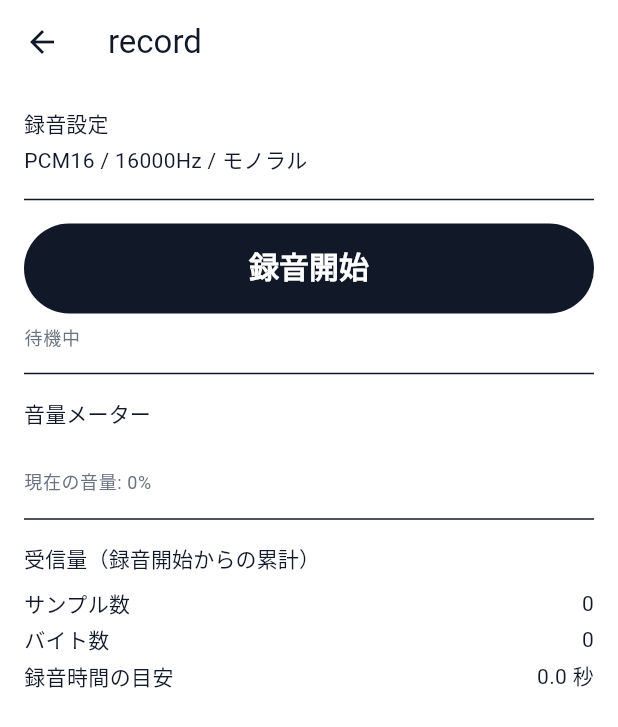
After one commit to NobuyukiMorii/momeo, a Flutter app: the CatalogPage screen opened directly, after a tap on "record", on a phone screen of 412 x 824 dp. The commit adds this screen. Shown: the top 727 px of the screen. Run offline on Flutter 3.47's test engine with Material 3 defaults, Android fonts, the phone set to English and light mode, and no system bars; our stand-ins replace drift, drift_flutter, flutter_riverpod, permission_handler, shared_preferences; missing offline and left inert: record; accounts and stored records are empty; generated files the repository leaves out were written again; Roboto replaces fonts that are missing (Inter).

Commit message:
Add record package and catalog Packages section

```diff
--- a/lib/pages/dev/catalog/catalog_page.dart
+++ b/lib/pages/dev/catalog/catalog_page.dart
@@ -9,6 +9,7 @@ import 'package:momeo/pages/dev/catalog/sections/widgets/widgets_animated_text_s
 import 'package:momeo/pages/dev/catalog/sections/widgets/widgets_intro_setting_layout_section.dart';
 import 'package:momeo/pages/dev/catalog/sections/widgets/widgets_voice_icon_section.dart';
 import 'package:momeo/pages/dev/catalog/sections/widgets/widgets_voice_card_section.dart';
+import 'package:momeo/pages/dev/catalog/sections/packages/packages_record_section.dart';
 
 // ---------------------------------
 // データ定義
@@ -43,6 +44,9 @@ const _sections = [
     _Item(title: 'VoiceIcon', body: WidgetsVoiceIconSection()),
     _Item(title: 'VoiceCard', body: WidgetsVoiceCardSection()),
     _Item(title: 'AnimatedTextSequence', body: WidgetsAnimatedTextSequenceSection()),
+  ]),
+  _Section(title: 'Packages', items: [
+    _Item(title: 'record', body: PackagesRecordSection()),
   ]),
 ];
 
--- /dev/null
+++ b/lib/pages/dev/catalog/sections/packages/packages_record_section.dart
@@ -0,0 +1,295 @@
+import 'dart:async';
+import 'dart:typed_data';
+
+import 'package:flutter/material.dart';
+import 'package:record/record.dart';
+
+// ============================================================
+// record パッケージの動作確認セクション
+//   マイクを PCM16 / 16kHz / モノラルで連続キャプチャし、
+//   「音が取れているか」を音量メーターと受信量カウンタで可視化する。
+//   ここでは録音（PCM の取得）だけを行い、区切り・文字化はしない。
+//
+//   ■ 用語の補足
+//   - サンプル: マイクが拾う音の波を一定間隔で測った「1回ぶんの値」。
+//   - サンプリングレート: 1秒あたり何回その値を測るか（下の _kSampleRate）。
+//   - PCM: その測定値を順番に並べただけの、圧縮していない生の音声データ。
+//     16bit（＝1サンプルを2バイトの整数）で記録するので「PCM16」と呼ぶ。
+// ============================================================
+
+// 録音設定（オンデバイス STT が期待する形式に合わせる）
+const int _kSampleRate = 16000; // 1秒あたりに音を測る回数（16000回 = 16kHz）
+const int _kNumChannels = 1; // チャンネル数。1 = モノラル（マイク1本ぶん）
+
+// PCM16 は 1サンプル = 16bit = 2バイト。バイト数とサンプル数の変換に使う。
+// ※ encoder を PCM16 以外に変えたら、この値と getInt16 / _kInt16Amplitude も見直すこと。
+const int _kBytesPerSample = 2;
+
+// PCM16（符号付き16bit）のサンプルが取りうる最大の大きさ = 2^15。
+// 振幅を 0.0〜1.0 に正規化するときの基準にする。
+// ※ encoder を PCM16 以外に変えたら、この値も見直すこと。
+const int _kInt16Amplitude = 32768;
+
+class PackagesRecordSection extends StatefulWidget {
+  const PackagesRecordSection({super.key});
+
+  @override
+  State<PackagesRecordSection> createState() => _PackagesRecordSectionState();
+}
+
+class _PackagesRecordSectionState extends State<PackagesRecordSection> {
+  final AudioRecorder _recorder = AudioRecorder();
+  StreamSubscription<Uint8List>? _subscription;
+
+  bool _recording = false;
+
+  // 直近チャンクの音量（0.0〜1.0）。メーター表示に使う
+  double _level = 0.0;
+
+  // 受信量の累計
+  int _totalSamples = 0;
+  int _totalBytes = 0;
+
+  // 直近のエラーメッセージ（あれば表示する）
+  String? _errorMessage;
+
+  // ---------------------------------
+  // 録音の開始 / 停止
+  // ---------------------------------
+
+  Future<void> _toggleRecording() async {
+    if (_recording) {
+      await _stopRecording();
+    } else {
+      await _startRecording();
+    }
+  }
+
+
+  // ---------------------------------
+  // 録音の開始
+  // ---------------------------------
+
+  Future<void> _startRecording() async {
+    setState(() => _errorMessage = null);
+
+    // マイクの利用許可を確認（未許可ならここで要求される）
+    final granted = await _recorder.hasPermission();
+    if (!granted) {
+      setState(() => _errorMessage = 'マイクの利用が許可されていません（RECORD_AUDIO）');
+      return;
+    }
+
+    // PCM16 / 16kHz / モノラルで録音ストリームを開く
+    const config = RecordConfig(
+      encoder: AudioEncoder.pcm16bits,
+      sampleRate: _kSampleRate,
+      numChannels: _kNumChannels,
+    );
+
+    try {
+      final stream = await _recorder.startStream(config);
+      _subscription = stream.listen(
+        _onAudioChunk,
+        onError: (Object error) {
+          setState(() => _errorMessage = '録音ストリームのエラー: $error');
+        },
+      );
+      setState(() {
+        _recording = true;
+        _totalSamples = 0;
+        _totalBytes = 0;
+        _level = 0.0;
+      });
+    } catch (error) {
+      setState(() => _errorMessage = '録音の開始に失敗しました: $error');
+    }
+  }
+
+  // ---------------------------------
+  // 録音の停止
+  // ---------------------------------
+
+  Future<void> _stopRecording() async {
+    await _subscription?.cancel();
+    _subscription = null;
+    try {
+      await _recorder.stop();
+    } catch (_) {
+      // 停止時の例外は致命的でないため握りつぶす
+    }
+    setState(() {
+      _recording = false;
+      _level = 0.0;
+    });
+  }
+
+  // ---------------------------------
+  // 音声チャンクの受信
+  //   届いた PCM16 の生バイトから受信量と音量を計算する
+  // ---------------------------------
+
+  void _onAudioChunk(Uint8List bytes) {
+    // 届くのは PCM の生バイト列。1サンプル = 2バイトなので、
+    // バイト数を割るとサンプル数（＝音を測った回数）になる。
+    final sampleCount = bytes.length ~/ _kBytesPerSample;
+    final peak = _peakLevel(bytes); // このチャンクの最大音量（0.0〜1.0）
+
+    if (!mounted) return;
+    setState(() {
+      _totalBytes += bytes.length;
+      _totalSamples += sampleCount;
+      _level = peak;
+    });
+  }
+
+  // このチャンクの中で「いちばん大きい音」を 0.0〜1.0 の割合で求める。
+  // 各サンプルは -32768〜32767 の整数。その絶対値の最大を取り、
+  // PCM16 の最大値で割って「どれくらい大きい音か」を 0〜1 に変換する（音量メーター用）。
+  double _peakLevel(Uint8List bytes) {
+    final view = ByteData.sublistView(bytes);
+    final sampleCount = bytes.length ~/ _kBytesPerSample;
+    var maxAbs = 0;
+    for (var i = 0; i < sampleCount; i++) {
+      // i 番目のサンプルを 16bit 整数として読む（2バイトずつ進む）
+      final sample = view.getInt16(i * _kBytesPerSample, Endian.little).abs();
+      if (sample > maxAbs) maxAbs = sample;
+    }
+    return maxAbs / _kInt16Amplitude; // 0.0（無音）〜1.0（最大音量）に正規化
+  }
+
+  // ---------------------------------
+  // 破棄
+  // ---------------------------------
+
+  @override
+  void dispose() {
+    _subscription?.cancel();
+    _recorder.dispose();
+    super.dispose();
+  }
+
+  // ---------------------------------
+  // ビルド
+  // ---------------------------------
+
+  @override
+  Widget build(BuildContext context) {
+    final theme = Theme.of(context);
+
+    return ListView(
+      padding: const EdgeInsets.all(16),
+      children: [
+        // ---------------------------------
+        // 録音設定の表示
+        // ---------------------------------
+        Text('録音設定', style: theme.textTheme.titleSmall),
+        const SizedBox(height: 4),
+        Text(
+          'PCM16 / ${_kSampleRate}Hz / '
+          '${_kNumChannels == 1 ? 'モノラル' : '$_kNumChannels ch'}',
+          style: theme.textTheme.bodyMedium,
+        ),
+        const Divider(height: 32),
+
+        // ---------------------------------
+        // 録音の開始 / 停止
+        // ---------------------------------
+        FilledButton(
+          onPressed: _toggleRecording,
+          child: Text(_recording ? '停止' : '録音開始'),
+        ),
+        const SizedBox(height: 8),
+        Text(
+          _recording ? '● 録音中' : '待機中',
+          style: theme.textTheme.labelMedium?.copyWith(
+            color: _recording ? Colors.red : theme.colorScheme.onSurfaceVariant,
+          ),
+        ),
+        const Divider(height: 32),
+
+        // ---------------------------------
+        // 音量メーター
+        //   話すとバーが伸びれば、マイクの音が取れている
+        // ---------------------------------
+        Text('音量メーター', style: theme.textTheme.titleSmall),
+        const SizedBox(height: 8),
+        ClipRRect(
+          borderRadius: BorderRadius.circular(4),
+          child: LinearProgressIndicator(
+            value: _level,
+            minHeight: 16,
+            backgroundColor: theme.colorScheme.surfaceContainerHighest,
+          ),
+        ),
+        const SizedBox(height: 4),
+        Text(
+          '現在の音量: ${(_level * 100).toStringAsFixed(0)}%',
+          style: theme.textTheme.bodySmall?.copyWith(
+            color: theme.colorScheme.onSurfaceVariant,
+          ),
+        ),
+        const Divider(height: 32),
+
+        // ---------------------------------
+        // 受信量
+        // ---------------------------------
+        Text('受信量（録音開始からの累計）', style: theme.textTheme.titleSmall),
+        const SizedBox(height: 8),
+        _StatRow(label: 'サンプル数', value: '$_totalSamples'),
+        _StatRow(label: 'バイト数', value: '$_totalBytes'),
+        // サンプル数 ÷ 1秒あたりの回数(16000) = おおよその録音秒数。
+        // これが実際の経過時間と合えば「16kHz で取れている」と確認できる。
+        _StatRow(
+          label: '録音時間の目安',
+          value: '${(_totalSamples / _kSampleRate).toStringAsFixed(1)} 秒',
+        ),
+
+        // ---------------------------------
+        // エラー表示（あれば）
+        // ---------------------------------
+        if (_errorMessage != null) ...[
+          const Divider(height: 32),
+          Text(
+            _errorMessage!,
+            style: theme.textTheme.bodyMedium?.copyWith(
+              color: theme.colorScheme.error,
+            ),
+          ),
+        ],
+      ],
+    );
+  }
+}
+
+// ---------------------------------
+// ラベルと値を左右に並べる1行
+//   フォントを等幅にして数値を整列させる
+// ---------------------------------
+
+class _StatRow extends StatelessWidget {
+  const _StatRow({required this.label, required this.value});
+
+  final String label;
+  final String value;
+
+  @override
+  Widget build(BuildContext context) {
+    final theme = Theme.of(context);
+    return Padding(
+      padding: const EdgeInsets.symmetric(vertical: 2),
+      child: Row(
+        mainAxisAlignment: MainAxisAlignment.spaceBetween,
+        children: [
+          Text(label, style: theme.textTheme.bodyMedium),
+          Text(
+            value,
+            style: theme.textTheme.bodyMedium?.copyWith(
+              fontFeatures: const [FontFeature.tabularFigures()],
+            ),
+          ),
+        ],
+      ),
+    );
+  }
+}
--- a/pubspec.yaml
+++ b/pubspec.yaml
@@ -42,6 +42,9 @@ dependencies:
   path_provider: ^2.1.5
   flutter_riverpod: ^3.3.1
   intl: ^0.20.2
+
+  # マイクから音声を PCM ストリームとして取り込む録音パッケージ（オンデバイス STT の入り口）
+  record: ^6.1.2
 
 dev_dependencies:
   flutter_test:
```
Also changed, not shown: pubspec.lock, 3 other files.
